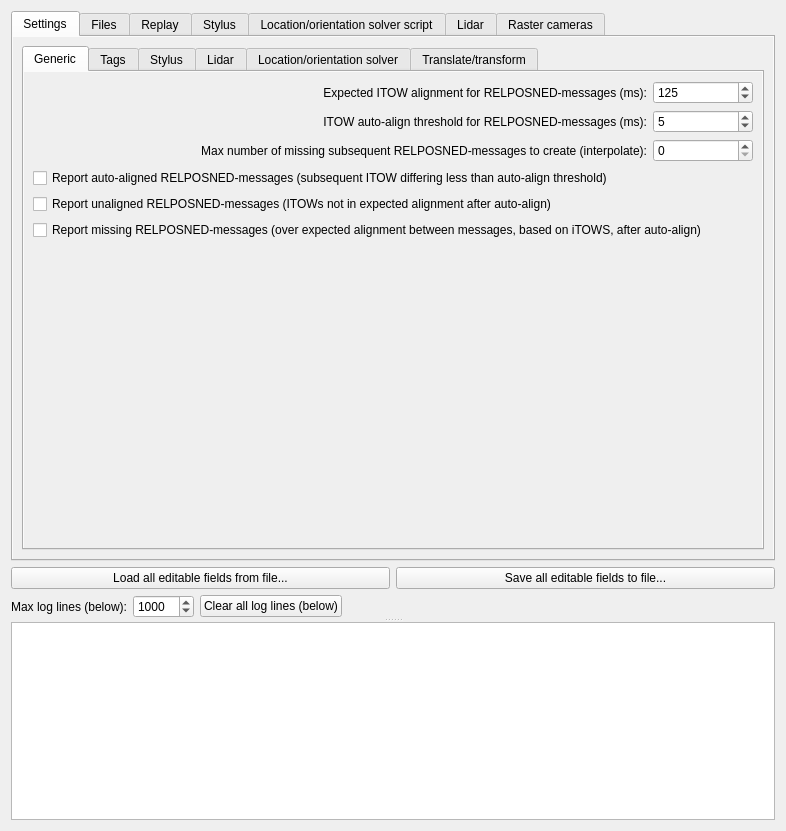
Old version of the form PostProcessing/postprocessingform.ui in the repository GNSS-Stylist/GNSS-Stylus.
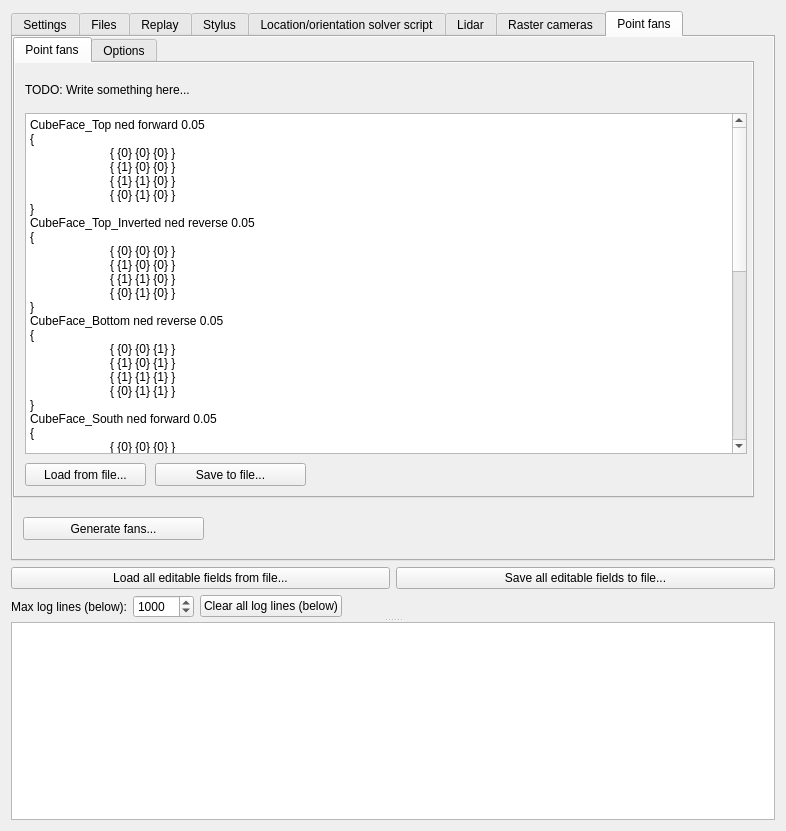
New version of the form. The open tabs and pages were chosen to show the change.

Commit message:
Preliminary PointFans-"integration" into GNSS-Stylus
Works somehow, but coordinate spaces still not implemented.

```diff
--- a/PostProcessing/postprocessingform.ui
+++ b/PostProcessing/postprocessingform.ui
@@ -60,7 +60,7 @@
           <bool>true</bool>
          </property>
          <property name="currentIndex">
-          <number>0</number>
+          <number>7</number>
          </property>
          <property name="usesScrollButtons">
           <bool>true</bool>
@@ -5352,6 +5352,303 @@
            </item>
           </layout>
          </widget>
+         <widget class="QWidget" name="tab_PointFans">
+          <property name="autoFillBackground">
+           <bool>true</bool>
+          </property>
+          <attribute name="title">
+           <string>Point fans</string>
+          </attribute>
+          <widget class="QPushButton" name="pushButton_PointFans_Generate">
+           <property name="geometry">
+            <rect>
+             <x>10</x>
+             <y>480</y>
+             <width>181</width>
+             <height>23</height>
+            </rect>
+           </property>
+           <property name="text">
+            <string>Generate fans...</string>
+           </property>
+          </widget>
+          <widget class="QTabWidget" name="tabWidget_PointFans">
+           <property name="geometry">
+            <rect>
+             <x>0</x>
+             <y>0</y>
+             <width>741</width>
+             <height>461</height>
+            </rect>
+           </property>
+           <property name="autoFillBackground">
+            <bool>true</bool>
+           </property>
+           <property name="currentIndex">
+            <number>1</number>
+           </property>
+           <widget class="QWidget" name="tab_PointFans_Fans">
+            <property name="autoFillBackground">
+             <bool>true</bool>
+            </property>
+            <attribute name="title">
+             <string>Point fans</string>
+            </attribute>
+            <widget class="QLabel" name="label_PointFans_Description">
+             <property name="geometry">
+              <rect>
+               <x>10</x>
+               <y>20</y>
+               <width>722</width>
+               <height>15</height>
+              </rect>
+             </property>
+             <property name="text">
+              <string>&lt;html&gt;&lt;head/&gt;&lt;body&gt;&lt;p&gt;TODO: Write something here...&lt;/p&gt;&lt;/body&gt;&lt;/html&gt;</string>
+             </property>
+             <property name="wordWrap">
+              <bool>true</bool>
+             </property>
+            </widget>
+            <widget class="QPlainTextEdit" name="plainTextEdit_PointFans">
+             <property name="geometry">
+              <rect>
+               <x>10</x>
+               <y>50</y>
+               <width>722</width>
+               <height>341</height>
+              </rect>
+             </property>
+             <property name="toolTip">
+              <string>Press shift-F1 for help</string>
+             </property>
+             <property name="whatsThis">
+              <string>&lt;html&gt;&lt;head/&gt;&lt;body&gt;&lt;p&gt;These operations are matrix translations/transforms generated using several commands. All operations are &amp;quot;chained&amp;quot; using matrix multiplication.&lt;/p&gt;&lt;p&gt;Each operation must end in &amp;quot;;&amp;quot;-character. Comments can be added using &amp;quot;//&amp;quot;-characters (rest of the line is interpreted as comment). Commands and arguments are case-insensitive.&lt;/p&gt;&lt;p&gt;Available commands: &lt;/p&gt;
+&lt;ul&gt;
+	&lt;li&gt;rotate &amp;lt;axis&amp;gt; &amp;lt;amount&amp;gt;  &amp;lt;unit&amp;gt;
+	&lt;br&gt;Where: 
+	&lt;ul&gt;
+		&lt;li&gt;axis = 
+		&lt;ul&gt;
+			&lt;li&gt;&quot;n&quot;, &quot;x&quot; or &quot;roll&quot;: Rotate around N (roll/forward)-axis, positive values roll to the right&lt;/li&gt;
+			&lt;li&gt;&quot;e&quot;, &quot;y&quot; or &quot;pitch&quot;: Rotate around Y (pitch/sideways(to the right))-axis, positive values turning the nose up&lt;/li&gt;
+			&lt;li&gt;&quot;d&quot;, &quot;z&quot;, &quot;yaw&quot; or &quot;heading&quot;: Rotate around Z (yaw/down)-axis, positive values turning to clockwise direction in world-space&lt;/li&gt;
+		&lt;/ul&gt;
+		&lt;/li&gt;
+		&lt;li&gt;amount = amount of rotation. Direction of rotation is defined by right-hand rule (directions explained above) &lt;/li&gt;
+		&lt;li&gt;unit = 
+		&lt;ul&gt;
+			&lt;li&gt;&quot;rad&quot;: amount of rotation expressed as radians (0...2*pi for full round)&lt;/li&gt;
+			&lt;li&gt;&quot;deg&quot;: amount of rotation expressed as degrees&lt;/li&gt;
+		&lt;/ul&gt;
+		&lt;/li&gt;
+	&lt;/ul&gt;
+	&lt;/li&gt;
+
+	&lt;li&gt;translate &amp;lt;x&amp;gt; &amp;lt;y&amp;gt;  &amp;lt;z&amp;gt;
+	&lt;br&gt;Where:
+	&lt;ul&gt;
+		&lt;li&gt;x, y and z = translation in different axes (initially XYZ corresponds to NED)&lt;/li&gt;
+	&lt;/ul&gt;
+	&lt;/li&gt;
+
+	&lt;li&gt;multiply &amp;lt;m(1,1)&amp;gt; &amp;lt;m(1,2)&amp;gt; &amp;lt;m(1,3)&amp;gt; &amp;lt;m(1,4)&amp;gt; &amp;lt;m(2,1)&amp;gt; &amp;lt;m(2,2)&amp;gt; &amp;lt;m(2,3)&amp;gt; &amp;lt;m(2,4)&amp;gt; &amp;lt;m(3,1)&amp;gt; &amp;lt;m(3,2)&amp;gt; &amp;lt;m(3,3)&amp;gt; &amp;lt;m(3,4)&amp;gt;
+	&lt;br&gt;Where: 
+	&lt;ul&gt;
+		&lt;li&gt;m(x,y): Value in matrix (x = row, y = column). Last row can not be defined as only affine transforms are supported.&lt;/li&gt;
+	&lt;/ul&gt;
+	&lt;/li&gt;
+&lt;/ul&gt;
+
+&lt;p&gt;
+Example:&lt;br&gt;
+// These operations move camera in relation to the rig's origin&lt;br&gt;
+// First move camera's viewing reference point in relation to the mounting point (so we can move the mounting point next):&lt;br&gt;
+translate 0.010 -0.005 -0.030; // Lens' &quot;origin&quot; 10 mm forward, 5 mm left and 30 mm up from the mounting point&lt;br&gt;
+// Now we can operate on mounting point:&lt;br&gt;
+translate -0.200 0.050 -0.150; // Mounting point 200 mm back, 50 mm  right and 150 mm up from the rig's origin&lt;br&gt;
+// Camera is slightly pointing down:&lt;br&gt;
+rotate pitch -5 deg; // Turn the camera 5 degrees down&lt;br&gt;
+// Since the mount may not be perfect, add some calibration values:&lt;br&gt;
+rotate yaw 0.5 deg;&lt;br&gt;
+rotate roll -2 deg;&lt;br&gt;
+&lt;/p&gt;
+&lt;p&gt;
+These operations are calculated only once when starting to generate script so calculating doesn't affect overall performance noticeably.
+&lt;/p&gt;
+
+&lt;/body&gt;&lt;/html&gt;</string>
+             </property>
+             <property name="lineWrapMode">
+              <enum>QPlainTextEdit::NoWrap</enum>
+             </property>
+             <property name="plainText">
+              <string>CubeFace_Top ned forward 0.05
+{
+	{ {0} {0} {0} }
+	{ {1} {0} {0} }
+	{ {1} {1} {0} }
+	{ {0} {1} {0} }
+}
+CubeFace_Top_Inverted ned reverse 0.05
+{
+	{ {0} {0} {0} }
+	{ {1} {0} {0} }
+	{ {1} {1} {0} }
+	{ {0} {1} {0} }
+}
+CubeFace_Bottom ned reverse 0.05
+{
+	{ {0} {0} {1} }
+	{ {1} {0} {1} }
+	{ {1} {1} {1} }
+	{ {0} {1} {1} }
+}
+CubeFace_South ned forward 0.05
+{
+	{ {0} {0} {0} }
+	{ {0} {1} {0} }
+	{ {0} {1} {1} }
+	{ {0} {0} {1} }
+}
+CubeFace_North ned reverse 0.05
+{
+	{ {1} {0} {0} }
+	{ {1} {1} {0} }
+	{ {1} {1} {1} }
+	{ {1} {0} {1} }
+}
+CubeFace_East ned forward 0.05
+{
+	{ {0} {1} {0} }
+	{ {1} {1} {0} }
+	{ {1} {1} {1} }
+	{ {0} {1} {1} }
+}
+CubeFace_West ned reverse 0.05
+{
+	{ {0} {0} {0} }
+	{ {1} {0} {0} }
+	{ {1} {0} {1} }
+	{ {0} {0} {1} }
+}
+</string>
+             </property>
+            </widget>
+            <widget class="QPushButton" name="pushButton_PointFans_LoadFromFile">
+             <property name="geometry">
+              <rect>
+               <x>10</x>
+               <y>400</y>
+               <width>121</width>
+               <height>23</height>
+              </rect>
+             </property>
+             <property name="text">
+              <string>Load from file...</string>
+             </property>
+            </widget>
+            <widget class="QPushButton" name="pushButton_PointFans_SaveToFile">
+             <property name="geometry">
+              <rect>
+               <x>140</x>
+               <y>400</y>
+               <width>151</width>
+               <height>23</height>
+              </rect>
+             </property>
+             <property name="text">
+              <string>Save to file...</string>
+             </property>
+            </widget>
+           </widget>
+           <widget class="QWidget" name="tab_PointFans_Options">
+            <property name="autoFillBackground">
+             <bool>true</bool>
+            </property>
+            <attribute name="title">
+             <string>Options</string>
+            </attribute>
+            <widget class="QCheckBox" name="checkBox_PointFans_Options_ExportCorners">
+             <property name="geometry">
+              <rect>
+               <x>20</x>
+               <y>20</y>
+               <width>281</width>
+               <height>21</height>
+              </rect>
+             </property>
+             <property name="text">
+              <string>Export corners</string>
+             </property>
+            </widget>
+            <widget class="QCheckBox" name="checkBox_PointFans_Options_ExportFaces">
+             <property name="geometry">
+              <rect>
+               <x>20</x>
+               <y>50</y>
+               <width>181</width>
+               <height>21</height>
+              </rect>
+             </property>
+             <property name="text">
+              <string>Export faces</string>
+             </property>
+            </widget>
+            <widget class="QCheckBox" name="checkBox_PointFans_Options_InvertedFaces">
+             <property name="geometry">
+              <rect>
+               <x>20</x>
+               <y>80</y>
+               <width>231</width>
+               <height>21</height>
+              </rect>
+             </property>
+             <property name="text">
+              <string>Inverted faces</string>
+             </property>
+            </widget>
+            <widget class="QSpinBox" name="spinBox_PointFans_Options_MaxPointCount">
+             <property name="geometry">
+              <rect>
+               <x>200</x>
+               <y>110</y>
+               <width>191</width>
+               <height>23</height>
+              </rect>
+             </property>
+             <property name="minimum">
+              <number>1000</number>
+             </property>
+             <property name="maximum">
+              <number>100000000</number>
+             </property>
+             <property name="singleStep">
+              <number>1000000</number>
+             </property>
+             <property name="value">
+              <number>10000000</number>
+             </property>
+            </widget>
+            <widget class="QLabel" name="label_PointFans_Options_MaxPointCount">
+             <property name="geometry">
+              <rect>
+               <x>20</x>
+               <y>110</y>
+               <width>171</width>
+               <height>16</height>
+              </rect>
+             </property>
+             <property name="text">
+              <string>Maximum point count:</string>
+             </property>
+             <property name="alignment">
+              <set>Qt::AlignRight|Qt::AlignTrailing|Qt::AlignVCenter</set>
+             </property>
+            </widget>
+           </widget>
+          </widget>
+         </widget>
         </widget>
        </item>
        <item>
```
Left out of the diff: 2 changed lines with no effect on the pictures. The commit also changes 4 other files.
